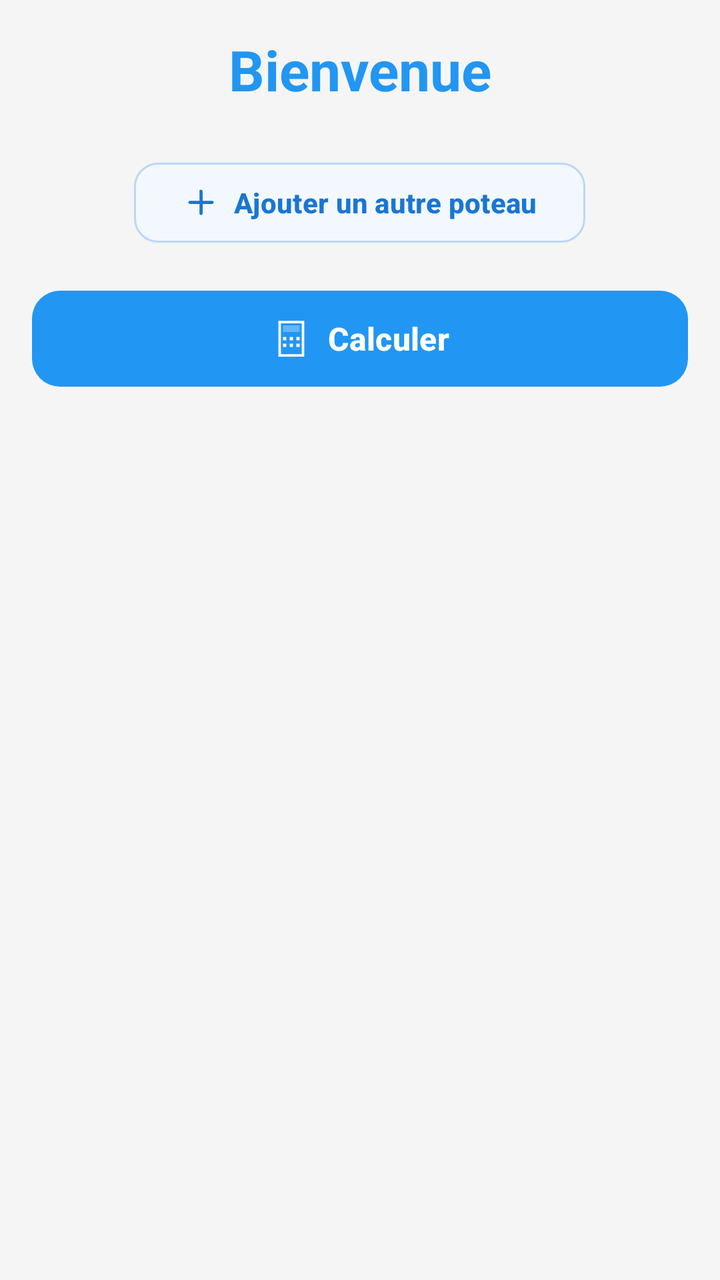
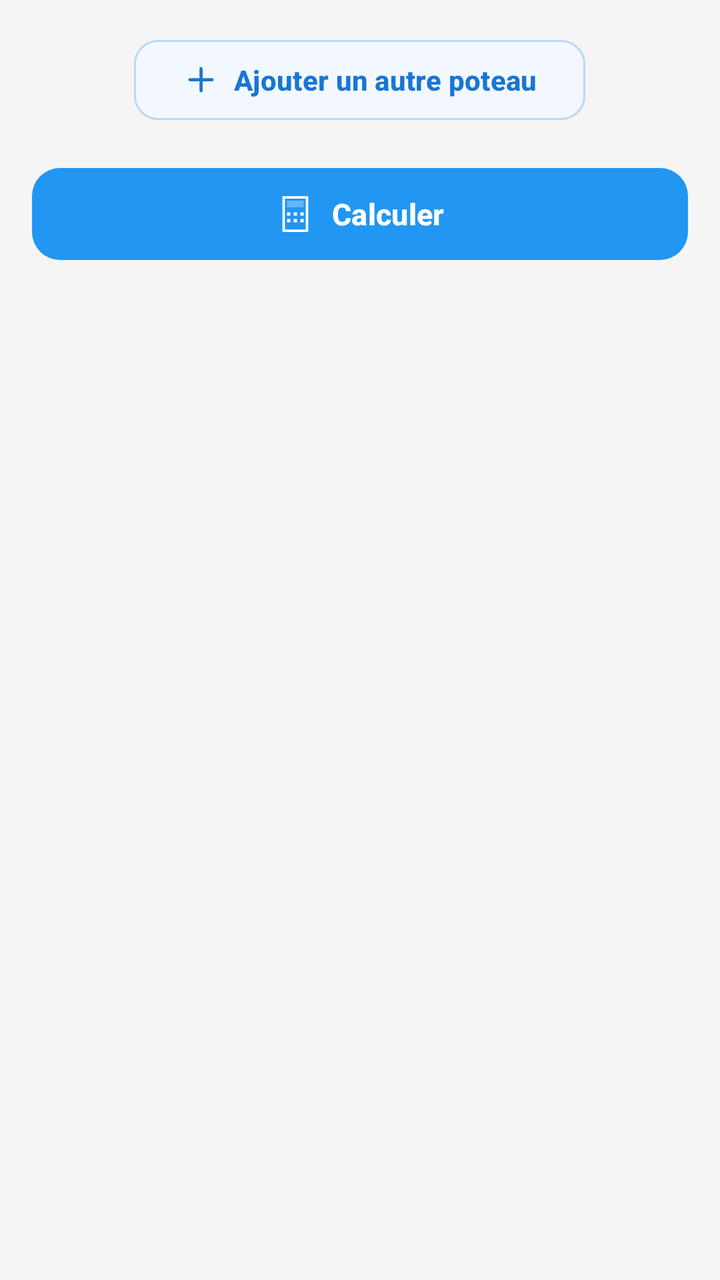

Screens rendered from an Android XML layout before and after an edit, with the pre-edit source and the edit as a unified diff.
<!-- AndroidManifest.xml: application theme Theme.GKMBarFer -->
<!-- res/layout/activity_main.xml -->
<?xml version="1.0" encoding="utf-8"?>
<ScrollView xmlns:android="http://schemas.android.com/apk/res/android"
    xmlns:app="http://schemas.android.com/apk/res-auto"
    android:layout_width="match_parent"
    android:layout_height="match_parent"
    android:background="@color/background"
    android:fillViewport="true"
    android:padding="16dp">

    <LinearLayout
        android:layout_width="match_parent"
        android:layout_height="wrap_content"
        android:orientation="vertical">


        
        
        

        <TextView
            android:layout_width="match_parent"
            android:layout_height="wrap_content"
            android:layout_marginBottom="24dp"
            android:gravity="center"
            android:text="Bienvenue"
            android:textColor="@color/primary"
            android:textSize="28sp"
            android:textStyle="bold" />


        
        
        
        

        <LinearLayout
            android:id="@+id/layoutGroupesPoteaux"
            android:layout_width="match_parent"
            android:layout_height="wrap_content"
            android:orientation="vertical" />


        
        
        


        
        
        

        <com.google.android.material.button.MaterialButton
            android:id="@+id/btnAjouterPoteau"
            android:layout_width="wrap_content"
            android:layout_height="48dp"
            android:layout_gravity="center_horizontal"
            android:layout_marginBottom="16dp"
            android:minWidth="0dp"
            android:minHeight="0dp"

            android:text="@string/ajouter_poteau"
            android:textAllCaps="false"
            android:textColor="@color/add_poteau_text"
            android:textSize="14sp"
            android:textStyle="bold"

            app:backgroundTint="@color/add_poteau_background"
            app:cornerRadius="12dp"
            app:elevation="0dp"

            app:icon="@drawable/ic_add_poteau"
            app:iconGravity="textStart"
            app:iconPadding="7dp"
            app:iconSize="19dp"
            app:iconTint="@color/add_poteau_text"

            app:strokeColor="@color/add_poteau_stroke"
            app:strokeWidth="1dp" />

        <com.google.android.material.button.MaterialButton
            android:id="@+id/btnCalculer"
            android:layout_width="match_parent"
            android:layout_height="56dp"
            android:layout_marginBottom="24dp"
            android:text="@string/calculer"
            android:textAllCaps="false"
            android:textColor="@color/white"
            android:textSize="16sp"
            android:textStyle="bold"
            app:backgroundTint="@color/primary"
            app:cornerRadius="14dp"
            app:elevation="3dp"
            app:icon="@drawable/ic_calculate"
            app:iconGravity="textStart"
            app:iconPadding="8dp"
            app:iconSize="20dp"
            app:iconTint="@color/white" />


        
        
        

        <androidx.cardview.widget.CardView
            android:id="@+id/cardResultats"
            android:layout_width="match_parent"
            android:layout_height="wrap_content"
            android:layout_marginBottom="20dp"
            android:visibility="gone"
            app:cardBackgroundColor="@android:color/white"
            app:cardCornerRadius="16dp"
            app:cardElevation="2dp">

            <LinearLayout
                android:layout_width="match_parent"
                android:layout_height="wrap_content"
                android:orientation="vertical"
                android:paddingStart="16dp"
                android:paddingTop="18dp"
                android:paddingEnd="16dp"
                android:paddingBottom="18dp">


                
                
                

                <LinearLayout
                    android:layout_width="match_parent"
                    android:layout_height="wrap_content"
                    android:layout_marginBottom="16dp"
                    android:orientation="vertical">

                    <TextView
                        android:layout_width="match_parent"
                        android:layout_height="wrap_content"
                        android:includeFontPadding="false"
                        android:text="@string/resultats"
                        android:textColor="@color/primary"
                        android:textSize="21sp"
                        android:textStyle="bold" />

                    <TextView
                        android:layout_width="match_parent"
                        android:layout_height="wrap_content"
                        android:layout_marginTop="4dp"
                        android:includeFontPadding="false"
                        android:text="Résumé et détails de votre calcul"
                        android:textColor="@android:color/darker_gray"
                        android:textSize="13sp" />

                </LinearLayout>


                
                
                

                <LinearLayout
                    android:layout_width="match_parent"
                    android:layout_height="wrap_content"
                    android:layout_marginBottom="18dp"
                    android:gravity="center"
                    android:orientation="horizontal">


                    
                    
                    

                    <com.google.android.material.button.MaterialButton
                        android:id="@+id/btnExporterPdf"
                        android:layout_width="0dp"
                        android:layout_height="46dp"
                        android:layout_weight="1"
                        android:layout_marginEnd="5dp"
                        android:minWidth="0dp"
                        android:minHeight="0dp"
                        android:paddingStart="8dp"
                        android:paddingEnd="8dp"
                        android:text="Exporter PDF"
                        android:textAllCaps="false"
                        android:textColor="@color/on_surface"
                        android:textSize="13sp"
                        android:textStyle="bold"
                        app:backgroundTint="@color/pdf_color"
                        app:cornerRadius="10dp"
                        app:elevation="0dp"
                        app:icon="@drawable/ic_pdf_export"
                        app:iconGravity="textStart"
                        app:iconPadding="6dp"
                        app:iconSize="17dp"
                        app:iconTint="@color/on_surface"
                        app:strokeWidth="0dp" />


                    
                    
                    

                    <com.google.android.material.button.MaterialButton
                        android:id="@+id/btnExporterExcel"
                        android:layout_width="0dp"
                        android:layout_height="46dp"
                        android:layout_weight="1"
                        android:layout_marginStart="5dp"
                        android:minWidth="0dp"
                        android:minHeight="0dp"
                        android:paddingStart="8dp"
                        android:paddingEnd="8dp"
                        android:text="Exporter Excel"
                        android:textAllCaps="false"
                        android:textColor="@color/white"
                        android:textSize="13sp"
                        android:textStyle="bold"
                        app:backgroundTint="@color/excel_color"
                        app:cornerRadius="10dp"
                        app:elevation="0dp"
                        app:icon="@drawable/ic_excel_export"
                        app:iconGravity="textStart"
                        app:iconPadding="6dp"
                        app:iconSize="17dp"
                        app:iconTint="@color/white"
                        app:strokeWidth="0dp" />

                </LinearLayout>


                
                
                

                <View
                    android:layout_width="match_parent"
                    android:layout_height="1dp"
                    android:layout_marginBottom="16dp"
                    android:background="#E8E8E8" />


                
                
                

                <TextView
                    android:id="@+id/tvResultats"
                    android:layout_width="match_parent"
                    android:layout_height="wrap_content"
                    android:includeFontPadding="false"
                    android:lineSpacingExtra="5dp"
                    android:textColor="#343A40"
                    android:textSize="14sp" />


                
                
                
                

                <LinearLayout
                    android:id="@+id/layoutResultatsBarres"
                    android:layout_width="match_parent"
                    android:layout_height="wrap_content"
                    android:layout_marginTop="8dp"
                    android:orientation="vertical" />

            </LinearLayout>

        </androidx.cardview.widget.CardView>

    </LinearLayout>

</ScrollView>
<!-- resources referenced by this layout -->
<resources>
  <color name="add_poteau_background">#F3F8FE</color>
  <color name="add_poteau_stroke">#B9D8F7</color>
  <color name="add_poteau_text">#1976D2</color>
  <color name="background">#F5F5F5</color>
  <color name="excel_color">#217346</color>
  <color name="on_surface">#212121</color>
  <color name="pdf_color">#F9A825</color>
  <color name="primary">#2196F3</color>
  <color name="white">#FFFFFFFF</color>
  <!-- drawable ic_add_poteau (drawable) -->
  <?xml version="1.0" encoding="utf-8"?>
  <vector xmlns:android="http://schemas.android.com/apk/res/android"
      android:width="24dp"
      android:height="24dp"
      android:viewportWidth="24"
      android:viewportHeight="24">
  
      <path
          android:fillColor="@android:color/transparent"
          android:pathData="M12,5 L12,19 M5,12 L19,12"
          android:strokeColor="@color/add_poteau_text"
          android:strokeWidth="2"
          android:strokeLineCap="round" />
  
  </vector>
  <!-- drawable ic_excel_export (drawable) -->
  <?xml version="1.0" encoding="utf-8"?>
  <vector xmlns:android="http://schemas.android.com/apk/res/android"
      android:width="24dp"
      android:height="24dp"
      android:viewportWidth="24"
      android:viewportHeight="24">
      <path
          android:strokeColor="#FFFFFFFF"
          android:strokeWidth="1.5"
          android:pathData="M4,4 H20 V20 H4 Z" />
      <path
          android:strokeColor="#FFFFFFFF"
          android:strokeWidth="1.5"
          android:pathData="M4,10.5 H20" />
      <path
          android:strokeColor="#FFFFFFFF"
          android:strokeWidth="1.5"
          android:pathData="M4,15.5 H20" />
      <path
          android:strokeColor="#FFFFFFFF"
          android:strokeWidth="1.5"
          android:pathData="M12,4 V20" />
  </vector>
  <!-- drawable ic_pdf_export (drawable) -->
  <?xml version="1.0" encoding="utf-8"?>
  <vector xmlns:android="http://schemas.android.com/apk/res/android"
      android:width="24dp"
      android:height="24dp"
      android:viewportWidth="24"
      android:viewportHeight="24">
      <path
          android:fillColor="#FFFFFFFF"
          android:pathData="M6,2 L14,2 L18,6 L18,22 L6,22 Z" />
      <path
          android:fillColor="#4D000000"
          android:pathData="M14,2 L14,6 L18,6 Z" />
  </vector>
  <string name="ajouter_poteau">Ajouter un autre poteau</string>
  <string name="calculer">Calculer</string>
  <string name="resultats">Résultats</string>
  <style name="Theme.GKMBarFer" parent="Base.Theme.GKMBarFer" />
  <style name="Base.Theme.GKMBarFer" parent="Theme.Material3.DayNight">
          <item name="colorPrimary">@color/primary</item>
          <item name="colorPrimaryVariant">@color/primary_dark</item>
          <item name="colorOnPrimary">@color/white</item>
          <item name="android:windowBackground">@color/background</item>
      </style>
  <color name="primary_dark">#1976D2</color>
  <!-- unchanged entries left out for length: 1 -->
</resources>

<!-- the commit's change to res/layout/activity_main.xml (unified diff, before → after) -->
@@ -1,272 +1,261 @@
 <?xml version="1.0" encoding="utf-8"?>
-<ScrollView xmlns:android="http://schemas.android.com/apk/res/android"
+<androidx.drawerlayout.widget.DrawerLayout
+    xmlns:android="http://schemas.android.com/apk/res/android"
     xmlns:app="http://schemas.android.com/apk/res-auto"
+    android:id="@+id/drawerLayout"
     android:layout_width="match_parent"
-    android:layout_height="match_parent"
-    android:background="@color/background"
-    android:fillViewport="true"
-    android:padding="16dp">
-
-    <LinearLayout
+    android:layout_height="match_parent">
+
+    
+    <ScrollView
         android:layout_width="match_parent"
-        android:layout_height="wrap_content"
-        android:orientation="vertical">
-
-
-        
-        
-        
-
-        <TextView
+        android:layout_height="match_parent"
+        android:background="@color/background"
+        android:fillViewport="true"
+        android:paddingStart="16dp"
+        android:paddingTop="16dp"
+        android:paddingEnd="16dp"
+        android:paddingBottom="16dp">
+
+        <LinearLayout
             android:layout_width="match_parent"
             android:layout_height="wrap_content"
-            android:layout_marginBottom="24dp"
-            android:gravity="center"
-            android:text="Bienvenue"
-            android:textColor="@color/primary"
-            android:textSize="28sp"
-            android:textStyle="bold" />
-
-
-        
-        
-        
-        
-
-        <LinearLayout
-            android:id="@+id/layoutGroupesPoteaux"
-            android:layout_width="match_parent"
-            android:layout_height="wrap_content"
-            android:orientation="vertical" />
-
-
-        
-        
-        
-
-
-        
-        
-        
-
-        <com.google.android.material.button.MaterialButton
-            android:id="@+id/btnAjouterPoteau"
-            android:layout_width="wrap_content"
-            android:layout_height="48dp"
-            android:layout_gravity="center_horizontal"
-            android:layout_marginBottom="16dp"
-            android:minWidth="0dp"
-            android:minHeight="0dp"
-
-            android:text="@string/ajouter_poteau"
-            android:textAllCaps="false"
-            android:textColor="@color/add_poteau_text"
-            android:textSize="14sp"
-            android:textStyle="bold"
-
-            app:backgroundTint="@color/add_poteau_background"
-            app:cornerRadius="12dp"
-            app:elevation="0dp"
-
-            app:icon="@drawable/ic_add_poteau"
-            app:iconGravity="textStart"
-            app:iconPadding="7dp"
-            app:iconSize="19dp"
-            app:iconTint="@color/add_poteau_text"
-
-            app:strokeColor="@color/add_poteau_stroke"
-            app:strokeWidth="1dp" />
-
-        <com.google.android.material.button.MaterialButton
-            android:id="@+id/btnCalculer"
-            android:layout_width="match_parent"
-            android:layout_height="56dp"
-            android:layout_marginBottom="24dp"
-            android:text="@string/calculer"
-            android:textAllCaps="false"
-            android:textColor="@color/white"
-            android:textSize="16sp"
-            android:textStyle="bold"
-            app:backgroundTint="@color/primary"
-            app:cornerRadius="14dp"
-            app:elevation="3dp"
-            app:icon="@drawable/ic_calculate"
-            app:iconGravity="textStart"
-            app:iconPadding="8dp"
-            app:iconSize="20dp"
-            app:iconTint="@color/white" />
-
-
-        
-        
-        
-
-        <androidx.cardview.widget.CardView
-            android:id="@+id/cardResultats"
-            android:layout_width="match_parent"
-            android:layout_height="wrap_content"
-            android:layout_marginBottom="20dp"
-            android:visibility="gone"
-            app:cardBackgroundColor="@android:color/white"
-            app:cardCornerRadius="16dp"
-            app:cardElevation="2dp">
-
+            android:orientation="vertical">
+
+            
             <LinearLayout
+                android:id="@+id/layoutGroupesPoteaux"
                 android:layout_width="match_parent"
                 android:layout_height="wrap_content"
-                android:orientation="vertical"
-                android:paddingStart="16dp"
-                android:paddingTop="18dp"
-                android:paddingEnd="16dp"
-                android:paddingBottom="18dp">
-
-
-                
-                
-                
+                android:orientation="vertical" />
+
+            
+            <com.google.android.material.button.MaterialButton
+                android:id="@+id/btnAjouterPoteau"
+                android:layout_width="wrap_content"
+                android:layout_height="48dp"
+                android:layout_gravity="center_horizontal"
+                android:layout_marginBottom="16dp"
+                android:minWidth="0dp"
+                android:minHeight="0dp"
+                android:text="@string/ajouter_poteau"
+                android:textAllCaps="false"
+                android:textColor="@color/add_poteau_text"
+                android:textSize="14sp"
+                android:textStyle="bold"
+                app:backgroundTint="@color/add_poteau_background"
+                app:cornerRadius="12dp"
+                app:elevation="0dp"
+                app:icon="@drawable/ic_add_poteau"
+                app:iconGravity="textStart"
+                app:iconPadding="7dp"
+                app:iconSize="19dp"
+                app:iconTint="@color/add_poteau_text"
+                app:strokeColor="@color/add_poteau_stroke"
+                app:strokeWidth="1dp" />
+
+            
+            <com.google.android.material.button.MaterialButton
+                android:id="@+id/btnCalculer"
+                android:layout_width="match_parent"
+                android:layout_height="54dp"
+                android:layout_marginBottom="24dp"
+                android:minHeight="0dp"
+                android:text="@string/calculer"
+                android:textAllCaps="false"
+                android:textColor="@color/white"
+                android:textSize="15sp"
+                android:textStyle="bold"
+                app:backgroundTint="@color/primary"
+                app:cornerRadius="14dp"
+                app:elevation="2dp"
+                app:icon="@drawable/ic_calculate"
+                app:iconGravity="textStart"
+                app:iconPadding="8dp"
+                app:iconSize="20dp"
+                app:iconTint="@color/white" />
+
+            
+            
+            
+
+            <androidx.cardview.widget.CardView
+                android:id="@+id/cardResultats"
+                android:layout_width="match_parent"
+                android:layout_height="wrap_content"
+                android:layout_marginBottom="16dp"
+                android:visibility="gone"
+                app:cardBackgroundColor="@color/surface"
+                app:cardCornerRadius="16dp"
+                app:cardElevation="2dp"
+                app:cardUseCompatPadding="false">
 
                 <LinearLayout
                     android:layout_width="match_parent"
                     android:layout_height="wrap_content"
-                    android:layout_marginBottom="16dp"
-                    android:orientation="vertical">
-
+                    android:orientation="vertical"
+                    android:paddingStart="16dp"
+                    android:paddingTop="16dp"
+                    android:paddingEnd="16dp"
+                    android:paddingBottom="16dp">
+
+                    
+                    <LinearLayout
+                        android:layout_width="match_parent"
+                        android:layout_height="wrap_content"
+                        android:orientation="vertical">
+
+                        <TextView
+                            android:layout_width="match_parent"
+                            android:layout_height="wrap_content"
+                            android:includeFontPadding="false"
+                            android:text="@string/resultats"
+                            android:textColor="@color/primary"
+                            android:textSize="18sp"
+                            android:textStyle="bold" />
+
+                        <TextView
+                            android:layout_width="match_parent"
+                            android:layout_height="wrap_content"
+                            android:layout_marginTop="4dp"
+                            android:includeFontPadding="false"
+                            android:text="Synthèse du calcul et optimisation"
+                            android:textColor="@color/secondary_text"
+                            android:textSize="12sp" />
+
+                    </LinearLayout>
+
+                    
+                    <View
+                        android:layout_width="match_parent"
+                        android:layout_height="1dp"
+                        android:layout_marginTop="14dp"
+                        android:layout_marginBottom="14dp"
+                        android:background="@color/divider" />
+
+                    
+                    <LinearLayout
+                        android:layout_width="match_parent"
+                        android:layout_height="wrap_content"
+                        android:gravity="center_vertical"
+                        android:orientation="horizontal">
+
+                        <com.google.android.material.button.MaterialButton
+                            android:id="@+id/btnExporterPdf"
+                            android:layout_width="0dp"
+                            android:layout_height="42dp"
+                            android:layout_weight="1"
+                            android:minWidth="0dp"
+                            android:minHeight="0dp"
+                            android:paddingStart="8dp"
+                            android:paddingEnd="8dp"
+                            android:text="Exporter PDF"
+                            android:textAllCaps="false"
+                            android:textColor="@color/on_surface"
+                            android:textSize="12sp"
+                            android:textStyle="bold"
+                            app:backgroundTint="@color/pdf_color"
+                            app:cornerRadius="10dp"
+                            app:elevation="0dp"
+                            app:icon="@drawable/ic_pdf_export"
+                            app:iconGravity="textStart"
+                            app:iconPadding="5dp"
+                            app:iconSize="16dp"
+                            app:iconTint="@color/on_surface" />
+
+                        <com.google.android.material.button.MaterialButton
+                            android:id="@+id/btnExporterExcel"
+                            android:layout_width="0dp"
+                            android:layout_height="42dp"
+                            android:layout_marginStart="8dp"
+                            android:layout_weight="1"
+                            android:minWidth="0dp"
+                            android:minHeight="0dp"
+                            android:paddingStart="8dp"
+                            android:paddingEnd="8dp"
+                            android:text="Exporter Excel"
+                            android:textAllCaps="false"
+                            android:textColor="@color/white"
+                            android:textSize="12sp"
+                            android:textStyle="bold"
+                            app:backgroundTint="@color/excel_color"
+                            app:cornerRadius="10dp"
+                            app:elevation="0dp"
+                            app:icon="@drawable/ic_excel_export"
+                            app:iconGravity="textStart"
+                            app:iconPadding="5dp"
+                            app:iconSize="16dp"
+                            app:iconTint="@color/white" />
+
+                    </LinearLayout>
+
+                    
+                    <View
+                        android:layout_width="match_parent"
+                        android:layout_height="1dp"
+                        android:layout_marginTop="14dp"
+                        android:layout_marginBottom="14dp"
+                        android:background="@color/divider" />
+
+                    
                     <TextView
+                        android:id="@+id/tvResultats"
                         android:layout_width="match_parent"
                         android:layout_height="wrap_content"
                         android:includeFontPadding="false"
-                        android:text="@string/resultats"
-                        android:textColor="@color/primary"
-                        android:textSize="21sp"
-                        android:textStyle="bold" />
-
-                    <TextView
-                        android:layout_width="match_parent"
-                        android:layout_height="wrap_content"
-                        android:layout_marginTop="4dp"
-                        android:includeFontPadding="false"
-                        android:text="Résumé et détails de votre calcul"
-                        android:textColor="@android:color/darker_gray"
-                        android:textSize="13sp" />
+                        android:lineSpacingExtra="4dp"
+                        android:textColor="#343A40"
+                        android:textSize="14sp" />
+
+                    
+                    <LinearLayout
+                        android:id="@+id/layoutResultatsBarres"
+                        android:layout_width="match_parent"
+                        android:layout_height="wrap_content"
+                        android:layout_marginTop="8dp"
+                        android:orientation="vertical" />
 
                 </LinearLayout>
 
-
-                
-                
-                
-
-                <LinearLayout
-                    android:layout_width="match_parent"
-                    android:layout_height="wrap_content"
-                    android:layout_marginBottom="18dp"
-                    android:gravity="center"
-                    android:orientation="horizontal">
-
-
-                    
-                    
-                    
-
-                    <com.google.android.material.button.MaterialButton
-                        android:id="@+id/btnExporterPdf"
-                        android:layout_width="0dp"
-                        android:layout_height="46dp"
-                        android:layout_weight="1"
-                        android:layout_marginEnd="5dp"
-                        android:minWidth="0dp"
-                        android:minHeight="0dp"
-                        android:paddingStart="8dp"
-                        android:paddingEnd="8dp"
-                        android:text="Exporter PDF"
-                        android:textAllCaps="false"
-                        android:textColor="@color/on_surface"
-                        android:textSize="13sp"
-                        android:textStyle="bold"
-                        app:backgroundTint="@color/pdf_color"
-                        app:cornerRadius="10dp"
-                        app:elevation="0dp"
-                        app:icon="@drawable/ic_pdf_export"
-                        app:iconGravity="textStart"
-                        app:iconPadding="6dp"
-                        app:iconSize="17dp"
-                        app:iconTint="@color/on_surface"
-                        app:strokeWidth="0dp" />
-
-
-                    
-                    
-                    
-
-                    <com.google.android.material.button.MaterialButton
-                        android:id="@+id/btnExporterExcel"
-                        android:layout_width="0dp"
-                        android:layout_height="46dp"
-                        android:layout_weight="1"
-                        android:layout_marginStart="5dp"
-                        android:minWidth="0dp"
-                        android:minHeight="0dp"
-                        android:paddingStart="8dp"
-                        android:paddingEnd="8dp"
-                        android:text="Exporter Excel"
-                        android:textAllCaps="false"
-                        android:textColor="@color/white"
-                        android:textSize="13sp"
-                        android:textStyle="bold"
-                        app:backgroundTint="@color/excel_color"
-                        app:cornerRadius="10dp"
-                        app:elevation="0dp"
-                        app:icon="@drawable/ic_excel_export"
-                        app:iconGravity="textStart"
-                        app:iconPadding="6dp"
-                        app:iconSize="17dp"
-                        app:iconTint="@color/white"
-                        app:strokeWidth="0dp" />
-
-                </LinearLayout>
-
-
-                
-                
-                
-
-                <View
-                    android:layout_width="match_parent"
-                    android:layout_height="1dp"
-                    android:layout_marginBottom="16dp"
-                    android:background="#E8E8E8" />
-
-
-                
-                
-                
-
-                <TextView
-                    android:id="@+id/tvResultats"
-                    android:layout_width="match_parent"
-                    android:layout_height="wrap_content"
-                    android:includeFontPadding="false"
-                    android:lineSpacingExtra="5dp"
-                    android:textColor="#343A40"
-                    android:textSize="14sp" />
-
-
-                
-                
-                
-                
-
-                <LinearLayout
-                    android:id="@+id/layoutResultatsBarres"
-                    android:layout_width="match_parent"
-                    android:layout_height="wrap_content"
-                    android:layout_marginTop="8dp"
-                    android:orientation="vertical" />
-
-            </LinearLayout>
-
-        </androidx.cardview.widget.CardView>
-
-    </LinearLayout>
-
-</ScrollView>
+            </androidx.cardview.widget.CardView>
+
+        </LinearLayout>
+
+    </ScrollView>
+
+    
+    <com.google.android.material.navigation.NavigationView
+        android:id="@+id/navigationView"
+        android:layout_width="wrap_content"
+        android:layout_height="match_parent"
+        android:layout_gravity="start"
+        app:headerLayout="@layout/nav_header"
+        app:menu="@menu/drawer_menu" />
+
+</androidx.drawerlayout.widget.DrawerLayout>
+<!-- res/layout/nav_header.xml (included above) -->
+<?xml version="1.0" encoding="utf-8"?>
+<LinearLayout xmlns:android="http://schemas.android.com/apk/res/android"
+    android:layout_width="match_parent"
+    android:layout_height="160dp"
+    android:background="@color/primary"
+    android:gravity="center_vertical"
+    android:orientation="vertical"
+    android:padding="16dp">
+
+    <ImageView
+        android:layout_width="56dp"
+        android:layout_height="56dp"
+        android:layout_marginBottom="8dp"
+        android:contentDescription="@string/app_name"
+        android:src="@mipmap/ic_launcher" />
+
+    <TextView
+        android:layout_width="wrap_content"
+        android:layout_height="wrap_content"
+        android:text="@string/app_name"
+        android:textColor="@color/white"
+        android:textSize="18sp"
+        android:textStyle="bold" />
+
+</LinearLayout>
<!-- resource entries referenced after the edit -->
@@ -4,10 +4,13 @@
   <color name="add_poteau_stroke">#B9D8F7</color>
   <color name="add_poteau_text">#1976D2</color>
   <color name="background">#F5F5F5</color>
+  <color name="divider">#E5E7EB</color>
   <color name="excel_color">#217346</color>
   <color name="on_surface">#212121</color>
   <color name="pdf_color">#F9A825</color>
   <color name="primary">#2196F3</color>
+  <color name="secondary_text">#6B7280</color>
+  <color name="surface">#FFFFFF</color>
   <color name="white">#FFFFFFFF</color>
   <!-- drawable ic_add_poteau (drawable) -->
   <?xml version="1.0" encoding="utf-8"?>
@@ -63,10 +66,18 @@
           android:fillColor="#4D000000"
           android:pathData="M14,2 L14,6 L18,6 Z" />
   </vector>
+  <!-- mipmap ic_launcher (mipmap-anydpi-v26) -->
+  <?xml version="1.0" encoding="utf-8"?>
+  <adaptive-icon xmlns:android="http://schemas.android.com/apk/res/android">
+      <background android:drawable="@drawable/ic_launcher_background"/>
+      <foreground android:drawable="@mipmap/ic_launcher_foreground"/>
+  </adaptive-icon>
   <string name="ajouter_poteau">Ajouter un autre poteau</string>
+  <string name="app_name">Fer Pro</string>
   <string name="calculer">Calculer</string>
   <string name="resultats">Résultats</string>
   <style name="Theme.GKMBarFer" parent="Base.Theme.GKMBarFer" />
+  <!-- drawable ic_launcher_background: vector/xml drawable (drawable, 4866 chars, omitted) -->
   <style name="Base.Theme.GKMBarFer" parent="Theme.Material3.DayNight">
           <item name="colorPrimary">@color/primary</item>
           <item name="colorPrimaryVariant">@color/primary_dark</item>
